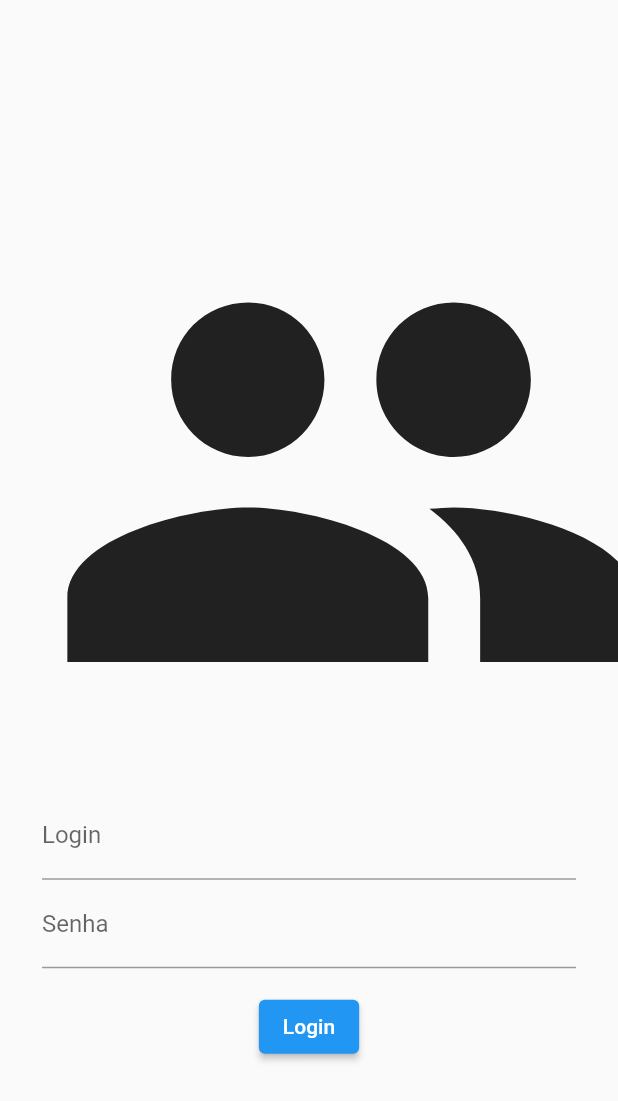
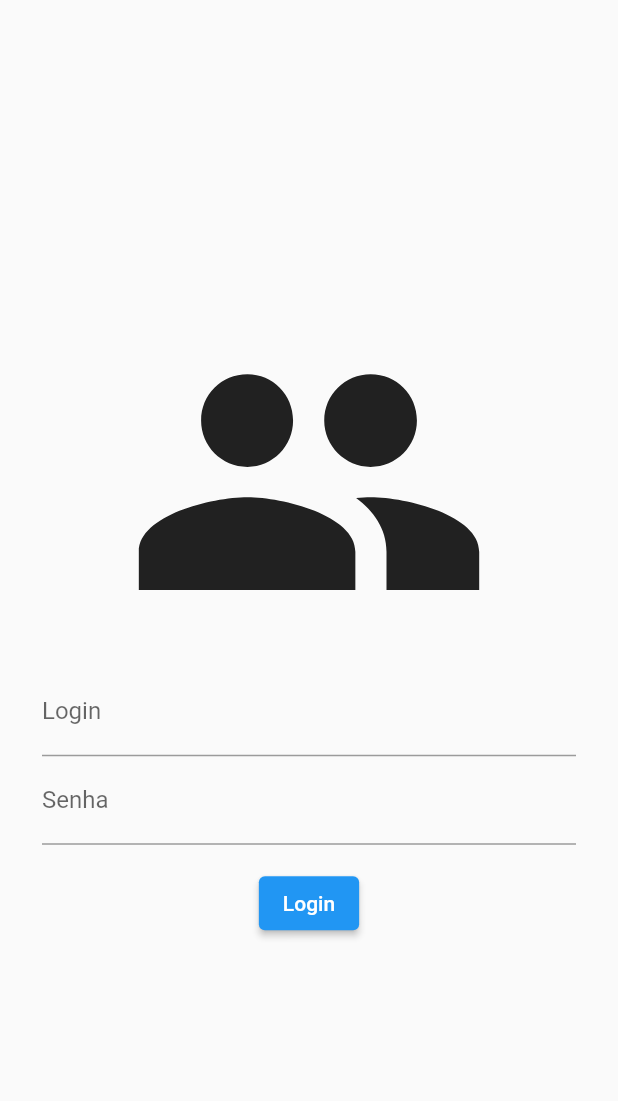
Before and after one commit to NicolasXM/projeto01, a Flutter app: the screen it shows after launch, on a phone screen of 412 x 824 dp. Shown: the top 1101 px of the screen. Run offline on Flutter 3.47's test engine with Material 2 defaults, Android fonts, the phone set to English and light mode, and no system bars; missing offline and left inert: dart:ffi.

```diff
--- a/lib/pages/login_page.dart
+++ b/lib/pages/login_page.dart
@@ -14,7 +14,7 @@ class LoginPage extends StatelessWidget {
           children: [
             Icon(
               Icons.people,
-              size: MediaQuery.of(context).size.height * 0.5,
+              size: MediaQuery.of(context).size.height * 0.3,
             ),
             TextField(
               decoration: InputDecoration(label: Text('Login')),
```
